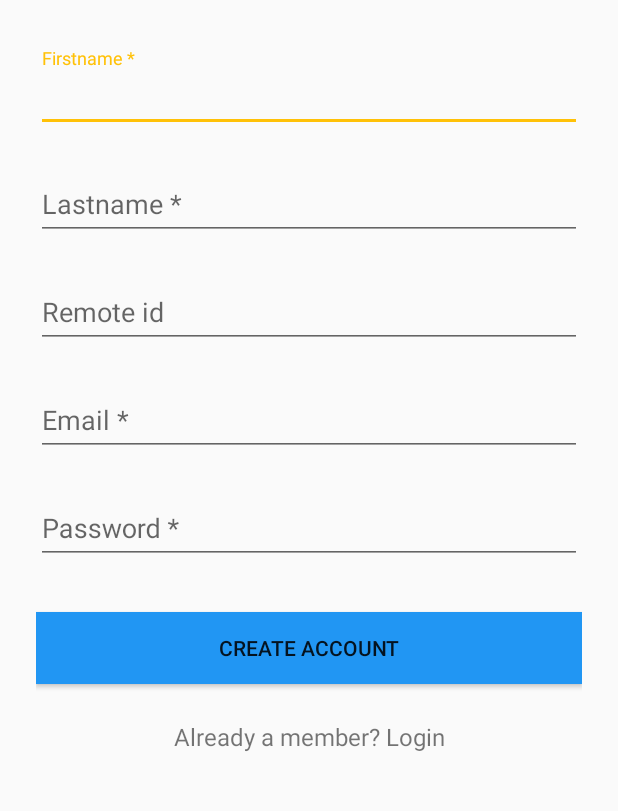
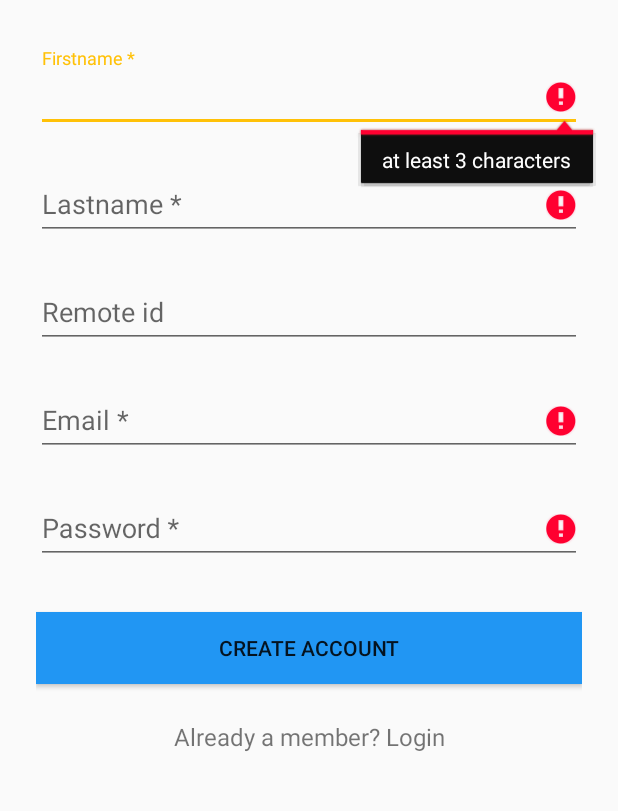
Before and after one commit to AdvisorApp/Android, an Android app: the SignupActivity screen opened directly, with no data from a screen before it, after a tap on "CREATE ACCOUNT", on a phone screen of 412 x 824 dp, the part 276-1087 px from its top. Run offline under Robolectric (Android 15) with nearby library versions, the phone set to English and light mode, and no system bars; our stand-ins replace ButterKnife, Volley; libraries missing offline, so code that uses them is left out: com.afollestad.materialdialogs, org.codehaus.jackson.

Commit message:
[ADV-32] finish signup with api

```diff
--- a/application/AdvisorApp/app/src/main/java/com/advisorapp/API.java
+++ b/application/AdvisorApp/app/src/main/java/com/advisorapp/API.java
@@ -4,8 +4,8 @@ package com.advisorapp;
  * Created by Steeve on 29/05/2016.
  */
 public interface API {
-    String IP = "192.168.43.216";
+    String IP = "172.17.3.49";
     String URL = "http://"+IP+":8090/api/";
     String AUTHENT_ROUTE = URL+"auths/token";
-    String USERS = URL+"users";
+    String SIGNUP = URL+"auths/signup";
 }
--- a/application/AdvisorApp/app/src/main/res/layout/activity_signup.xml
+++ b/application/AdvisorApp/app/src/main/res/layout/activity_signup.xml
@@ -28,8 +28,9 @@
             <EditText android:id="@+id/input_firstname"
                 android:layout_width="match_parent"
                 android:layout_height="wrap_content"
-                android:inputType="textCapWords"
-                android:hint="Firstname *" />
+                android:inputType="textNoSuggestions"
+                android:hint="Firstname *"
+                />
         </android.support.design.widget.TextInputLayout>
 
         <!--  Surname Label -->
@@ -54,7 +55,7 @@
             <EditText android:id="@+id/inpute_remote_id"
                 android:layout_width="match_parent"
                 android:layout_height="wrap_content"
-                android:inputType="textCapWords"
+                android:inputType="textNoSuggestions"
                 android:hint="Remote id" />
         </android.support.design.widget.TextInputLayout>
 
@@ -80,7 +81,7 @@
             <EditText android:id="@+id/input_password"
                 android:layout_width="match_parent"
                 android:layout_height="wrap_content"
-                android:inputType="textPassword"
+                android:inputType="textNoSuggestions"
                 android:hint="Password *"/>
         </android.support.design.widget.TextInputLayout>
 
```
Also changed, not shown: application/AdvisorApp/app/src/main/java/com/advisorapp/view/register/SignupActivity.java (+102 -101 lines).
